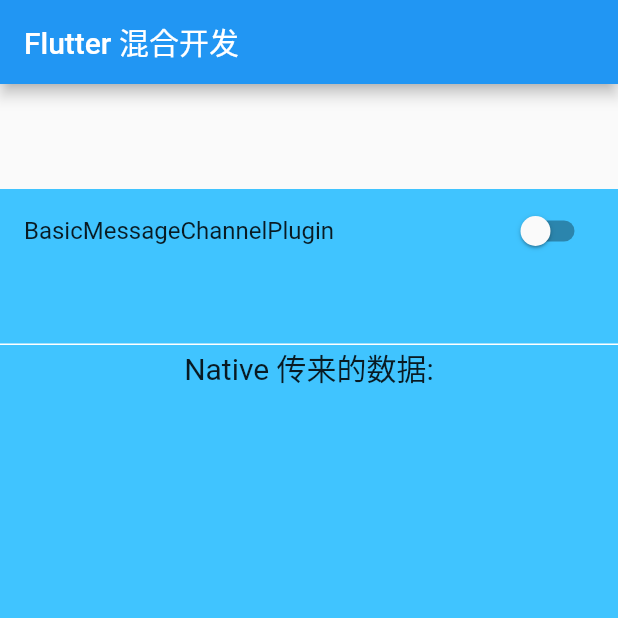
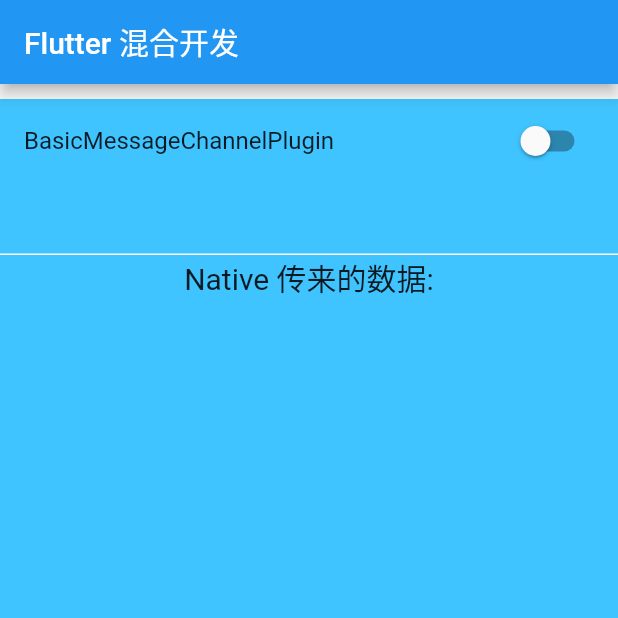
Before and after one commit to jiayuanfa/FlutterHybird, a Flutter app: the screen it shows after launch, on a phone screen of 412 x 824 dp, the top half of it. Run offline on Flutter 3.47's test engine with Material 2 defaults, Android fonts, the phone set to English and light mode, and no system bars.

```diff
--- a/flutter_module/lib/main.dart
+++ b/flutter_module/lib/main.dart
@@ -87,7 +87,7 @@ class _MyHomePageState extends State<MyHomePage> {
       body: Container(
         alignment: Alignment.topLeft,
         decoration: const BoxDecoration(color: Colors.lightBlueAccent),
-        margin: const EdgeInsets.only(top: 70),
+        margin: const EdgeInsets.only(top: 10),
         child: Column(
           mainAxisAlignment: MainAxisAlignment.start,
           children: [
```
Also changed, not shown: 5 other files.
